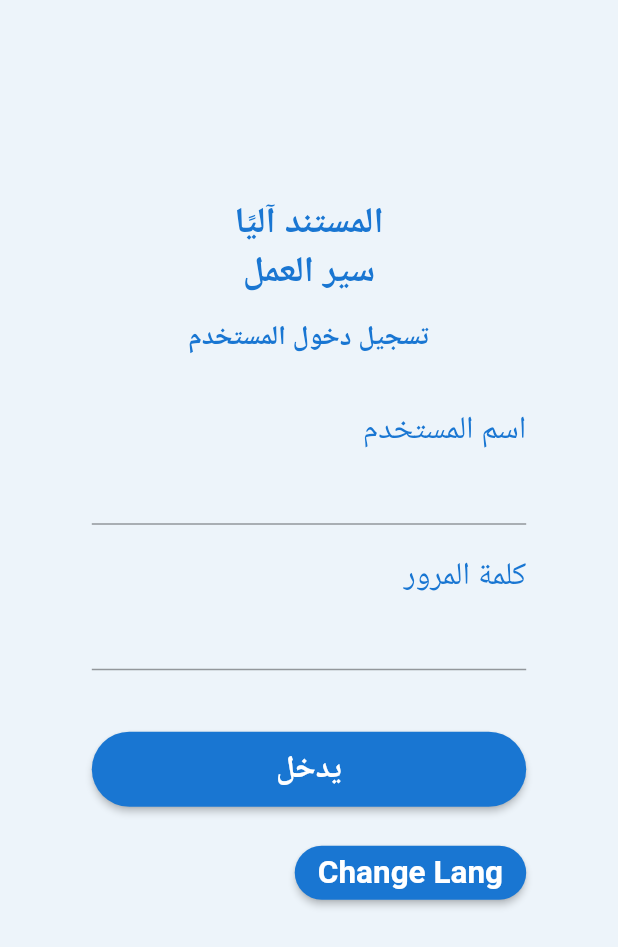
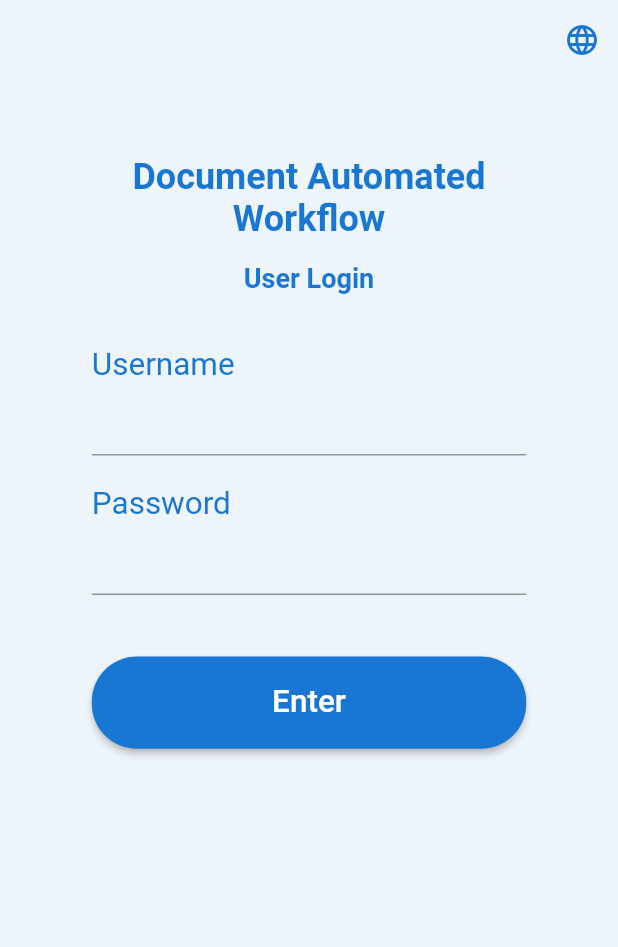
Before and after one commit to farooq023/DawMobile, a Flutter app: the screen it shows after launch, on a phone screen of 412 x 824 dp. Shown: the top 947 px of the screen. Run offline on Flutter 3.47's test engine with Material 2 defaults, Android fonts, the phone set to English and light mode, and no system bars; missing offline and left inert: flutter_cached_pdfview; generated files the repository leaves out were written again.

Commit message:
Added iconButton for changeLang

```diff
--- a/lib/screens/login.dart
+++ b/lib/screens/login.dart
@@ -5,7 +5,6 @@
 import '../providers/auth.dart';
 
 import '../providers/languageProvider.dart';
-
 
 class Login extends StatefulWidget {
   @override
@@ -65,10 +64,8 @@
     }
   }
 
-  void _changeLang(){
-    print('now chnggng');
-    Provider.of<LanguageProvider>(context, listen: false).changeLanguageTest();
-    // LanguageProvider.changeLanguageTest();
+  void _changeLang() {
+    Provider.of<LanguageProvider>(context, listen: false).changeLanguage();
   }
 
   void _clear() {
@@ -85,7 +82,11 @@
   @override
   Widget build(BuildContext context) {
     var mSize = MediaQuery.of(context).size;
-    var mHeight = mSize.height;
+    // var mHeight = mSize.height;
+    var mHeight = MediaQuery.of(context).size.height -
+        AppBar().preferredSize.height -
+        MediaQuery.of(context).padding.top -
+        MediaQuery.of(context).padding.bottom;
     var mWidth = mSize.width;
 
     return Scaffold(
@@ -96,7 +97,7 @@
             height: mHeight,
             width: mWidth,
             // color: Theme.of(context).backgroundColor,
-            // color: Theme.of(context).primaryColor,
+            // color: Colors.blue,
             // decoration: const BoxDecoration(
             //   image: DecorationImage(
             //     image: AssetImage(
@@ -105,12 +106,28 @@
             //     fit: BoxFit.cover,
             //   ),
             // ),
+            child: Column(
+              children: [
+                Container(
+                  height: mHeight * 0.07,
+                  // color: Colors.purple,
+                  child: Align(
+                    alignment: Alignment.centerRight,
+                    child: IconButton(
+                      color: Theme.of(context).primaryColor,
+                      onPressed: _changeLang,
+                      icon: Icon(Icons.language),
+                    ),
+                  ),
+                ),
+                Container(
+                  height: mHeight * 0.93,
                   child: Center(
                     // alignment: Alignment.center,
                     child: Container(
-                height: mHeight * 0.68,
+                      height: mHeight * 0.8,
                       width: mWidth * 0.8,
-                // color: Colors.black,
+                      // color: Colors.pink,
                       // decoration: const BoxDecoration(
                       //   borderRadius: BorderRadius.all(Radius.circular(25)),
                       //   color: Colors.black,
@@ -280,7 +297,7 @@
                                     ),
 
                                   Container(
-                              height: 50,
+                                    height: mHeight * 0.08,
                                     width: double.infinity,
                                     margin:
                                         const EdgeInsets.only(top: 10, bottom: 20),
@@ -301,22 +318,21 @@
                                       ),
                                     ),
                                   ),
-                            ElevatedButton(
-                                style: ElevatedButton.styleFrom(
-                                  backgroundColor:
-                                      Theme.of(context).primaryColor,
-                                  shape: RoundedRectangleBorder(
-                                    borderRadius: BorderRadius.circular(30),
-                                  ),
-                                ),
-                                // onPressed: _submit,
-                                onPressed: _changeLang,
-                                child: Text(
-                                  'Change Lang',
-                                  // AppLocalizations.of(context)!.enter,
-                                  style: const TextStyle(fontSize: 21),
-                                ),
-                              ),
+                                  // ElevatedButton(
+                                  //   style: ElevatedButton.styleFrom(
+                                  //     backgroundColor: Theme.of(context).primaryColor,
+                                  //     shape: RoundedRectangleBorder(
+                                  //       borderRadius: BorderRadius.circular(30),
+                                  //     ),
+                                  //   ),
+                                  //   // onPressed: _submit,
+                                  //   onPressed: _changeLang,
+                                  //   child: Text(
+                                  //     'Change Lang',
+                                  //     // AppLocalizations.of(context)!.enter,
+                                  //     style: const TextStyle(fontSize: 21),
+                                  //   ),
+                                  // ),
                                   Center(
                                     child: spin != 0
                                         ? CircularProgressIndicator(
@@ -333,6 +349,9 @@
                     ),
                   ),
                 ),
+              ],
+            ),
+          ),
         ),
       ),
     );
```
Also changed, not shown: lib/providers/languageProvider.dart (+18 -20 lines). Lines whose indentation alone changed are shown as unchanged.
